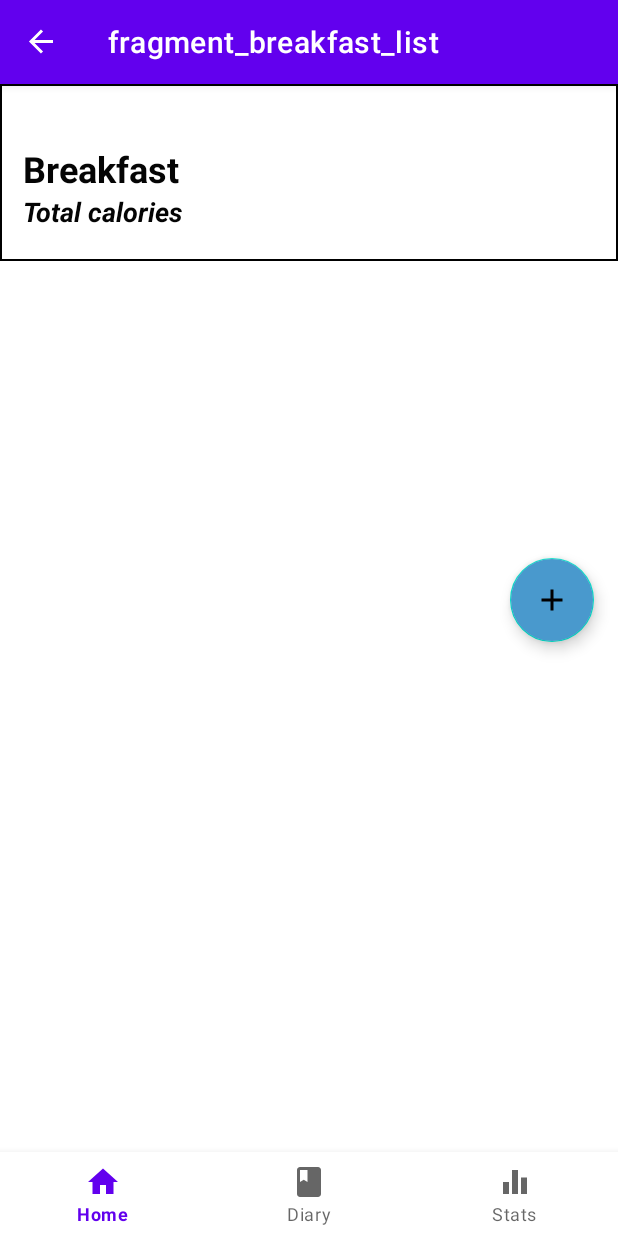
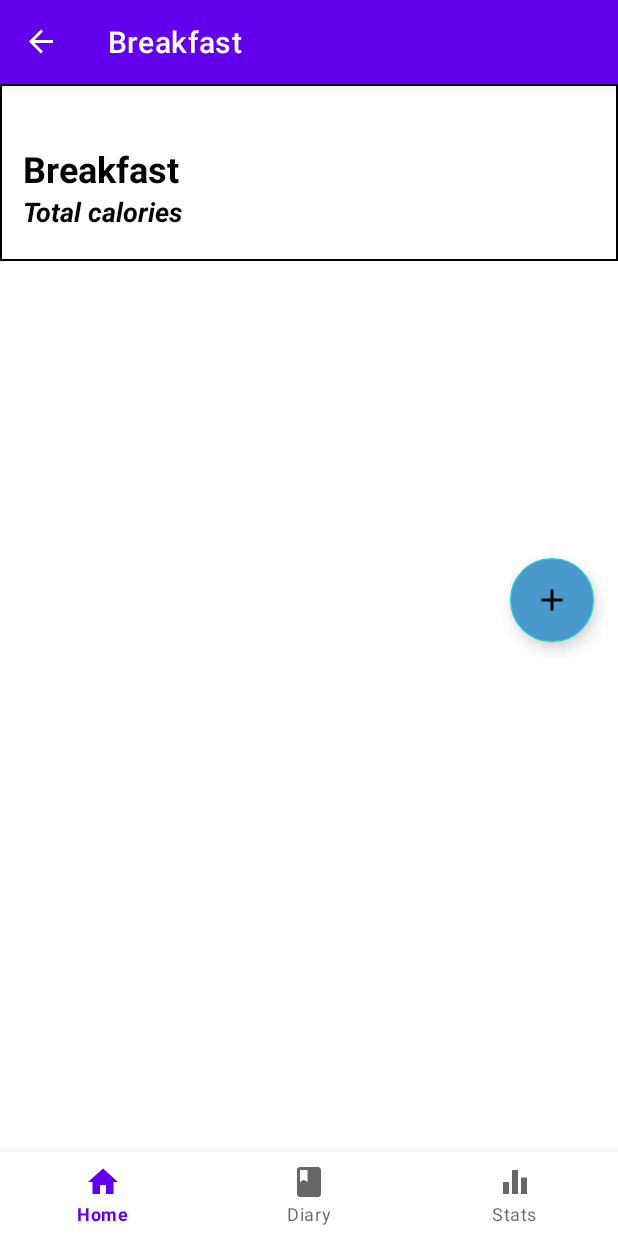
Before and after one commit to ythivend/calories-counter2, an Android app: the screen it shows after launch (MainActivity), after a tap on "Breakfast", on a phone screen of 412 x 824 dp. Run offline under Robolectric (Android 15) with nearby library versions, the phone set to English and light mode, and no system bars; our stand-ins replace navigation-ui.

Commit message:
Ajout de plusieurs strings

```diff
--- a/app/src/main/java/com/example/caloriescounter/breakfastListFragment.java
+++ b/app/src/main/java/com/example/caloriescounter/breakfastListFragment.java
@@ -38,6 +38,7 @@ public class breakfastListFragment extends Fragment {
             navController.navigate(R.id.action_breakfastListFragment_to_listFragment);
         });
 
+
         return view;
     }
 }
--- a/app/src/main/res/navigation/main_nav.xml
+++ b/app/src/main/res/navigation/main_nav.xml
@@ -27,8 +27,8 @@
     <fragment
         android:id="@+id/breakfastListFragment"
         android:name="com.example.caloriescounter.breakfastListFragment"
-        android:label="fragment_breakfast_list"
-        tools:layout="@layout/fragment_breakfast_list" >
+        android:label="@string/breakfast_title"
+        tools:layout="@layout/fragment_breakfast_list">
         <action
             android:id="@+id/action_breakfastListFragment_to_listFragment"
             app:destination="@id/listFragment" />
@@ -36,18 +36,20 @@
     <fragment
         android:id="@+id/itemFragment"
         android:name="com.example.caloriescounter.ItemFragment"
-        android:label="fragment_item"
-        tools:layout="@layout/fragment_item" >
+        android:label="@string/item_title"
+        tools:layout="@layout/fragment_item">
         <action
             android:id="@+id/action_itemFragment_to_breakfastListFragment"
             app:destination="@id/breakfastListFragment" />
-        <argument android:name="item" />
+        <argument
+            android:name="item"
+            app:argType="string" />
     </fragment>
     <fragment
         android:id="@+id/listFragment"
         android:name="com.example.caloriescounter.listFragment"
-        android:label="fragment_list"
-        tools:layout="@layout/fragment_list" >
+        android:label="@string/list_title"
+        tools:layout="@layout/fragment_list">
         <action
             android:id="@+id/action_listFragment_to_itemFragment"
             app:destination="@id/itemFragment" />
```
Also changed, not shown: app/src/main/java/com/example/caloriescounter/ItemFragment.java (+24 -0 lines), app/src/main/java/com/example/caloriescounter/listFragment.java (+14 -2 lines), app/src/main/res/layout/fragment_item.xml (+5 -2 lines), app/src/main/res/values/strings.xml (+12 -1 lines).
